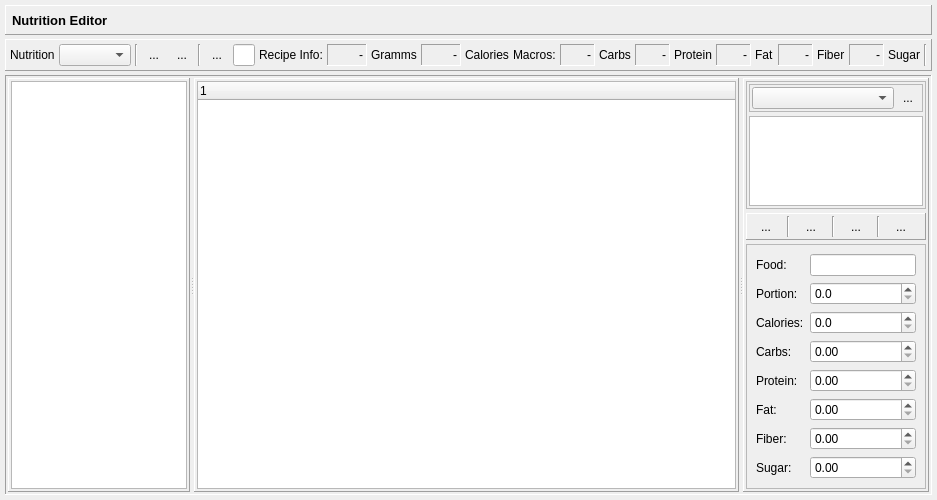
Qt form dialog_nutrition.ui (Tria-Andy/WorkoutEditor) before a commit.
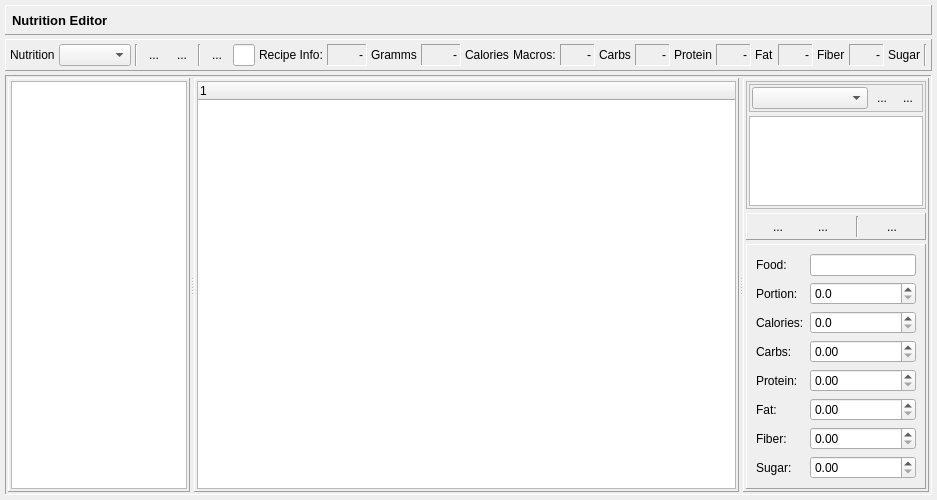
The same form after that commit. Icons and pictures are not drawn.

Commit message: NutritionEditor Part 6

```diff
--- a/dialog_nutrition.ui
+++ b/dialog_nutrition.ui
@@ -761,6 +761,26 @@
                   </property>
                  </widget>
                 </item>
+                <item>
+                 <widget class="QToolButton" name="toolButton_edit">
+                  <property name="text">
+                   <string>...</string>
+                  </property>
+                  <property name="icon">
+                   <iconset resource="resources.qrc">
+                    <normaloff>:/images/icons/Update.png</normaloff>:/images/icons/Update.png</iconset>
+                  </property>
+                  <property name="iconSize">
+                   <size>
+                    <width>18</width>
+                    <height>18</height>
+                   </size>
+                  </property>
+                  <property name="autoRaise">
+                   <bool>true</bool>
+                  </property>
+                 </widget>
+                </item>
                </layout>
               </widget>
              </item>
@@ -814,13 +834,6 @@
                </property>
               </widget>
              </item>
-             <item>
-              <widget class="Line" name="line">
-               <property name="orientation">
-                <enum>Qt::Vertical</enum>
-               </property>
-              </widget>
-             </item>
              <item>
               <widget class="QToolButton" name="toolButton_update">
                <property name="text">
@@ -842,34 +855,7 @@
               </widget>
              </item>
              <item>
-              <widget class="Line" name="line_2">
-               <property name="orientation">
-                <enum>Qt::Vertical</enum>
-               </property>
-              </widget>
-             </item>
-             <item>
-              <widget class="QToolButton" name="toolButton_edit">
-               <property name="text">
-                <string>...</string>
-               </property>
-               <property name="icon">
-                <iconset resource="resources.qrc">
-                 <normaloff>:/images/icons/Update.png</normaloff>:/images/icons/Update.png</iconset>
-               </property>
-               <property name="iconSize">
-                <size>
-                 <width>18</width>
-                 <height>18</height>
-                </size>
-               </property>
-               <property name="autoRaise">
-                <bool>true</bool>
-               </property>
-              </widget>
-             </item>
-             <item>
-              <widget class="Line" name="line_3">
+              <widget class="Line" name="line">
                <property name="orientation">
                 <enum>Qt::Vertical</enum>
                </property>
@@ -908,7 +894,7 @@
           <item>
            <widget class="QFrame" name="frame_editItem">
             <property name="frameShape">
-             <enum>QFrame::StyledPanel</enum>
+             <enum>QFrame::Panel</enum>
             </property>
             <property name="frameShadow">
              <enum>QFrame::Raised</enum>
```
Left out of the diff: 28 changed lines with no effect on the pictures. The commit also changes 6 other files.
